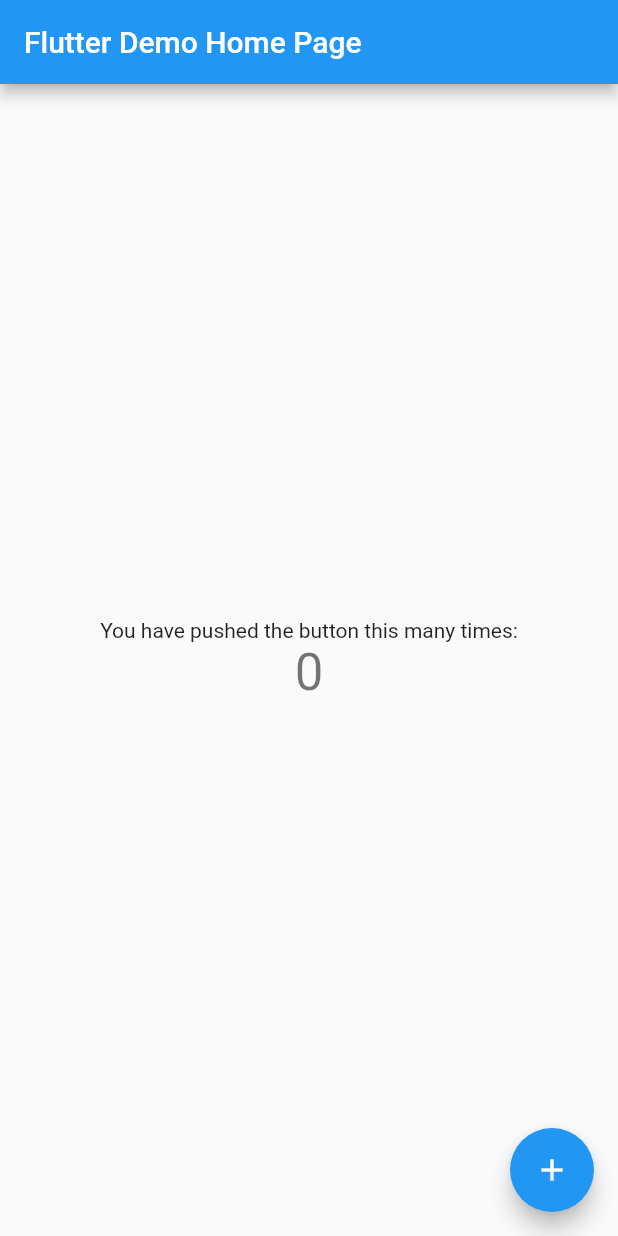
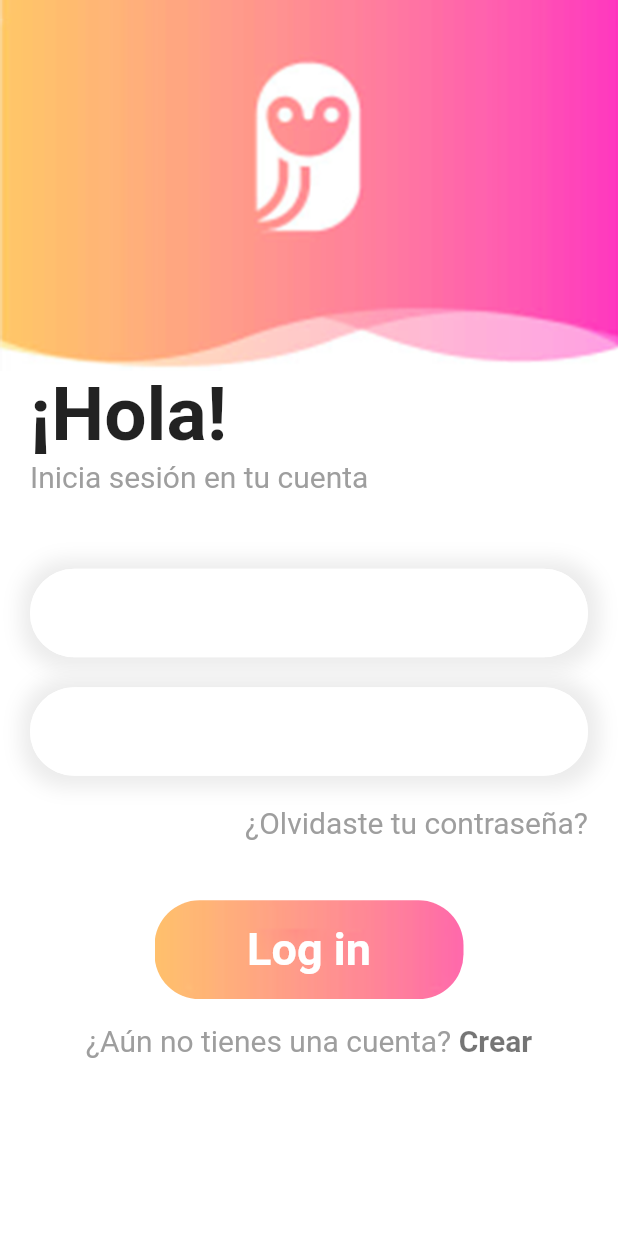
Before and after one commit to GitRockie/dnb-probe, a Flutter app: the screen it shows after launch, on a phone screen of 412 x 824 dp. Run offline on Flutter 3.47's test engine with Material 2 defaults, Android fonts, the phone set to English and light mode, and no system bars.

Commit message:
Login page create

```diff
--- /dev/null
+++ b/lib/login_page.dart
@@ -0,0 +1,153 @@
+import 'package:flutter/material.dart';
+
+class LoginPage extends StatefulWidget {
+  const LoginPage({super.key});
+
+  @override
+  State<LoginPage> createState() => _LoginPageState();
+}
+
+class _LoginPageState extends State<LoginPage> {
+  @override
+  Widget build(BuildContext context) {
+    double w = MediaQuery.of(context).size.width;
+    double h = MediaQuery.of(context).size.height;
+    return Scaffold(
+      backgroundColor: Colors.white,
+      body: SingleChildScrollView(
+        child: Column(children: [
+          Container(
+            width: w,
+            height: h * 0.3,
+            decoration: const BoxDecoration(
+                image: DecorationImage(
+                    image: AssetImage('img/loginimg.png'), fit: BoxFit.cover)),
+          ),
+          Container(
+            margin: const EdgeInsets.only(left: 20, right: 20),
+            width: w,
+            child: Column(
+              crossAxisAlignment: CrossAxisAlignment.start,
+              children: [
+                const Text(
+                  '¡Hola!',
+                  style: TextStyle(fontSize: 50, fontWeight: FontWeight.bold),
+                ),
+                const Text(
+                  'Inicia sesión en tu cuenta',
+                  style: TextStyle(fontSize: 20, color: Colors.grey),
+                ),
+                const SizedBox(
+                  height: 50,
+                ),
+                Container(
+                  decoration: BoxDecoration(
+                      color: Colors.white,
+                      borderRadius: BorderRadius.circular(30),
+                      boxShadow: [
+                        BoxShadow(
+                            blurRadius: 10,
+                            spreadRadius: 7,
+                            offset: const Offset(1, 1),
+                            color: Colors.grey.withOpacity(0.2))
+                      ]),
+                  child: TextField(
+                    decoration: InputDecoration(
+                        focusedBorder: OutlineInputBorder(
+                            borderRadius: BorderRadius.circular(30),
+                            borderSide: const BorderSide(
+                                color: Colors.white, width: 1.0)),
+                        enabledBorder: OutlineInputBorder(
+                            borderRadius: BorderRadius.circular(30),
+                            borderSide: const BorderSide(
+                                color: Colors.white, width: 1.0)),
+                        border: OutlineInputBorder(
+                            borderRadius: BorderRadius.circular(30))),
+                  ),
+                ),
+                const SizedBox(
+                  height: 20,
+                ),
+                Container(
+                  decoration: BoxDecoration(
+                      color: Colors.white,
+                      borderRadius: BorderRadius.circular(30),
+                      boxShadow: [
+                        BoxShadow(
+                            blurRadius: 10,
+                            spreadRadius: 7,
+                            offset: const Offset(1, 1),
+                            color: Colors.grey.withOpacity(0.2))
+                      ]),
+                  child: TextField(
+                    decoration: InputDecoration(
+                        focusedBorder: OutlineInputBorder(
+                            borderRadius: BorderRadius.circular(30),
+                            borderSide: const BorderSide(
+                                color: Colors.white, width: 1.0)),
+                        enabledBorder: OutlineInputBorder(
+                            borderRadius: BorderRadius.circular(30),
+                            borderSide: const BorderSide(
+                                color: Colors.white, width: 1.0)),
+                        border: OutlineInputBorder(
+                            borderRadius: BorderRadius.circular(30))),
+                  ),
+                ),
+                const SizedBox(
+                  height: 20,
+                ),
+                Row(
+                  children: [
+                    Expanded(
+                      child: Container(),
+                    ),
+                    const Text(
+                      '¿Olvidaste tu contraseña?',
+                      style: TextStyle(fontSize: 20, color: Colors.grey),
+                    ),
+                  ],
+                ),
+              ],
+            ),
+          ),
+          const SizedBox(
+            height: 40,
+          ),
+          Container(
+            width: w * 0.5,
+            height: h * 0.08,
+            decoration: BoxDecoration(
+                borderRadius: BorderRadius.circular(30),
+                image: const DecorationImage(
+                    image: AssetImage('img/loginbtn.png'), fit: BoxFit.cover)),
+            child: const Center(
+              child: Text(
+                'Log in',
+                style: TextStyle(
+                    fontSize: 30,
+                    fontWeight: FontWeight.bold,
+                    color: Colors.white),
+              ),
+            ),
+          ),
+          SizedBox(
+            height: w * 0.04,
+          ),
+          RichText(
+              text: TextSpan(
+                  text: '¿Aún no tienes una cuenta?',
+                  style: TextStyle(color: Colors.grey[500], fontSize: 20),
+                  children: const [
+                TextSpan(
+                    text: ' Crear',
+                    style: TextStyle(
+                      color: Colors.black54,
+                      fontWeight: FontWeight.bold,
+                      fontSize: 20,
+                    ))
+              ]))
+        ]),
+      ),
+    );
+  }
+}
--- a/lib/main.dart
+++ b/lib/main.dart
@@ -1,3 +1,4 @@
+import 'package:auth_app_flutter/login_page.dart';
 import 'package:flutter/material.dart';
 
 void main() {
@@ -11,6 +12,7 @@ class MyApp extends StatelessWidget {
   @override
   Widget build(BuildContext context) {
     return MaterialApp(
+      debugShowCheckedModeBanner: false,
       title: 'Flutter Demo',
       theme: ThemeData(
         // This is the theme of your application.
@@ -24,92 +26,7 @@ class MyApp extends StatelessWidget {
         // is not restarted.
         primarySwatch: Colors.blue,
       ),
-      home: const MyHomePage(title: 'Flutter Demo Home Page'),
+      home: const LoginPage(),
     );
   }
 }
-
-class MyHomePage extends StatefulWidget {
-  const MyHomePage({super.key, required this.title});
-
-  // This widget is the home page of your application. It is stateful, meaning
-  // that it has a State object (defined below) that contains fields that affect
-  // how it looks.
-
-  // This class is the configuration for the state. It holds the values (in this
-  // case the title) provided by the parent (in this case the App widget) and
-  // used by the build method of the State. Fields in a Widget subclass are
-  // always marked "final".
-
-  final String title;
-
-  @override
-  State<MyHomePage> createState() => _MyHomePageState();
-}
-
-class _MyHomePageState extends State<MyHomePage> {
-  int _counter = 0;
-
-  void _incrementCounter() {
-    setState(() {
-      // This call to setState tells the Flutter framework that something has
-      // changed in this State, which causes it to rerun the build method below
-      // so that the display can reflect the updated values. If we changed
-      // _counter without calling setState(), then the build method would not be
-      // called again, and so nothing would appear to happen.
-      _counter++;
-    });
-  }
-
-  @override
-  Widget build(BuildContext context) {
-    // This method is rerun every time setState is called, for instance as done
-    // by the _incrementCounter method above.
-    //
-    // The Flutter framework has been optimized to make rerunning build methods
-    // fast, so that you can just rebuild anything that needs updating rather
-    // than having to individually change instances of widgets.
-    return Scaffold(
-      appBar: AppBar(
-        // Here we take the value from the MyHomePage object that was created by
-        // the App.build method, and use it to set our appbar title.
-        title: Text(widget.title),
-      ),
-      body: Center(
-        // Center is a layout widget. It takes a single child and positions it
-        // in the middle of the parent.
-        child: Column(
-          // Column is also a layout widget. It takes a list of children and
-          // arranges them vertically. By default, it sizes itself to fit its
-          // children horizontally, and tries to be as tall as its parent.
-          //
-          // Invoke "debug painting" (press "p" in the console, choose the
-          // "Toggle Debug Paint" action from the Flutter Inspector in Android
-          // Studio, or the "Toggle Debug Paint" command in Visual Studio Code)
-          // to see the wireframe for each widget.
-          //
-          // Column has various properties to control how it sizes itself and
-          // how it positions its children. Here we use mainAxisAlignment to
-          // center the children vertically; the main axis here is the vertical
-          // axis because Columns are vertical (the cross axis would be
-          // horizontal).
-          mainAxisAlignment: MainAxisAlignment.center,
-          children: <Widget>[
-            const Text(
-              'You have pushed the button this many times:',
-            ),
-            Text(
-              '$_counter',
-              style: Theme.of(context).textTheme.headline4,
-            ),
-          ],
-        ),
-      ),
-      floatingActionButton: FloatingActionButton(
-        onPressed: _incrementCounter,
-        tooltip: 'Increment',
-        child: const Icon(Icons.add),
-      ), // This trailing comma makes auto-formatting nicer for build methods.
-    );
-  }
-}
```
Also changed, not shown: pubspec.yaml (+4 -6 lines), img/f.png (added), img/g.png (added), img/loginbtn.png (added), img/loginimg.png (added), img/profile.png (added), img/profile1.png (added), img/signup.png (added), img/t.png (added).
